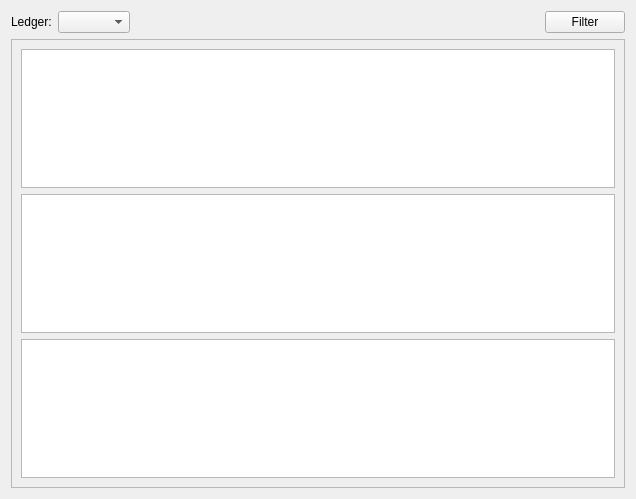
The window that ui/summarylayout.ui (btandersen383/Budget-Manager) describes before a commit, drawn with Qt 5.
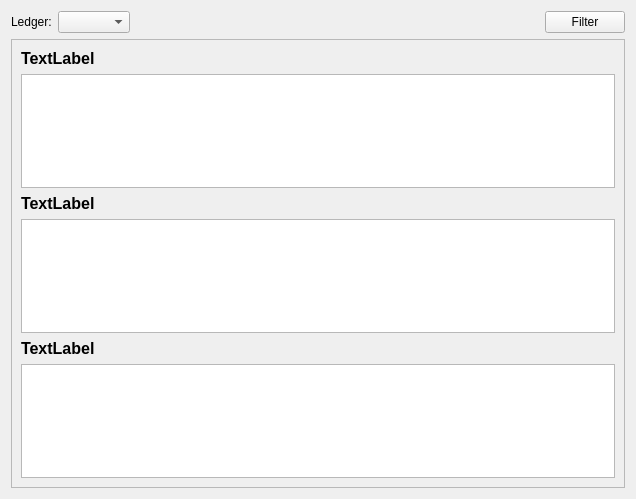
The same window after the commit.

```diff
--- a/ui/summarylayout.ui
+++ b/ui/summarylayout.ui
@@ -63,6 +63,26 @@
        </rect>
       </property>
       <layout class="QVBoxLayout" name="verticalLayout_2">
+       <item>
+        <widget class="QLabel" name="tableViewLabel_1">
+         <property name="sizePolicy">
+          <sizepolicy hsizetype="Preferred" vsizetype="Maximum">
+           <horstretch>0</horstretch>
+           <verstretch>0</verstretch>
+          </sizepolicy>
+         </property>
+         <property name="font">
+          <font>
+           <pointsize>12</pointsize>
+           <weight>75</weight>
+           <bold>true</bold>
+          </font>
+         </property>
+         <property name="text">
+          <string>TextLabel</string>
+         </property>
+        </widget>
+       </item>
        <item>
         <widget class="QTableView" name="tableView_1">
          <property name="sizePolicy">
@@ -100,6 +120,26 @@
          </property>
         </widget>
        </item>
+       <item>
+        <widget class="QLabel" name="tableViewLabel_2">
+         <property name="sizePolicy">
+          <sizepolicy hsizetype="Preferred" vsizetype="Maximum">
+           <horstretch>0</horstretch>
+           <verstretch>0</verstretch>
+          </sizepolicy>
+         </property>
+         <property name="font">
+          <font>
+           <pointsize>12</pointsize>
+           <weight>75</weight>
+           <bold>true</bold>
+          </font>
+         </property>
+         <property name="text">
+          <string>TextLabel</string>
+         </property>
+        </widget>
+       </item>
        <item>
         <widget class="QTableView" name="tableView_2">
          <property name="sizePolicy">
@@ -134,6 +174,26 @@
          </property>
         </widget>
        </item>
+       <item>
+        <widget class="QLabel" name="tableViewLabel_3">
+         <property name="sizePolicy">
+          <sizepolicy hsizetype="Preferred" vsizetype="Maximum">
+           <horstretch>0</horstretch>
+           <verstretch>0</verstretch>
+          </sizepolicy>
+         </property>
+         <property name="font">
+          <font>
+           <pointsize>12</pointsize>
+           <weight>75</weight>
+           <bold>true</bold>
+          </font>
+         </property>
+         <property name="text">
+          <string>TextLabel</string>
+         </property>
+        </widget>
+       </item>
        <item>
         <widget class="QTableView" name="tableView_3">
          <property name="sizePolicy">
```
